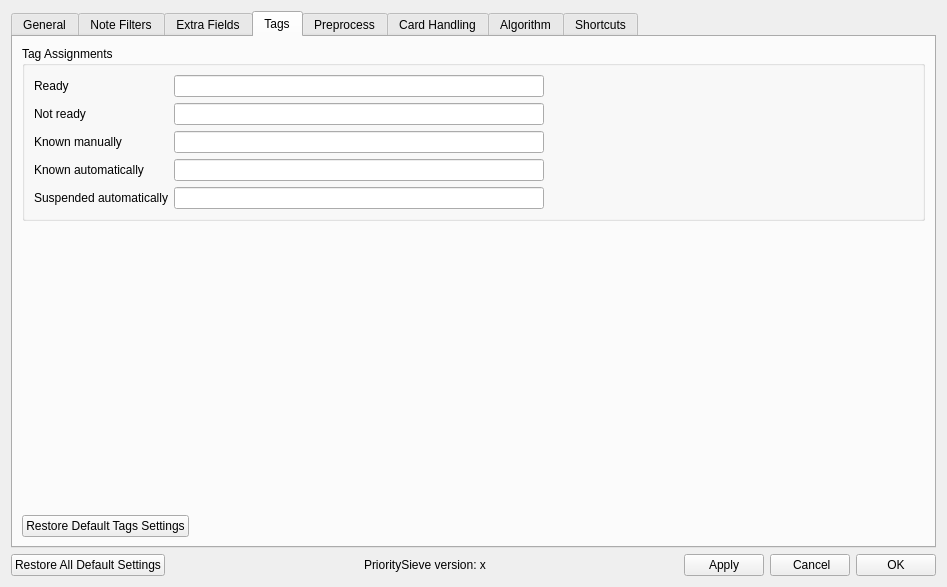
Qt form prioritysieve/ui/settings_dialog.ui (travv0/prioritysieve) before a commit.
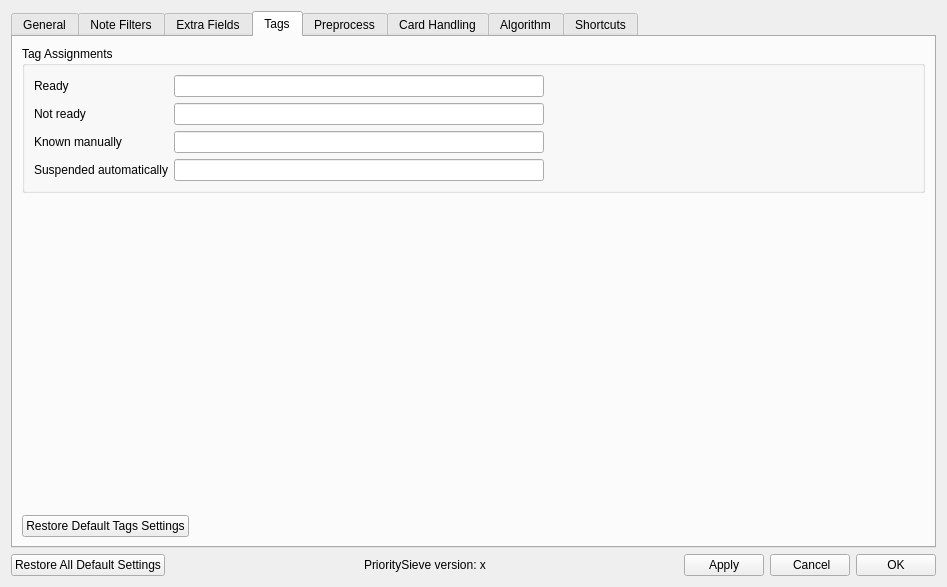
The same form after that commit. The open tabs and pages were chosen to show the change.

Commit message: Remove known automatically tag controls

What changed in the file:
```diff
--- a/prioritysieve/ui/settings_dialog.ui
+++ b/prioritysieve/ui/settings_dialog.ui
@@ -463,12 +463,6 @@
                   </property>
                  </widget>
                 </item>
-                <item>
-                 <widget class="QLabel" name="label_4">
-                  <property name="text">
-                   <string>Known automatically</string></property>
-                 </widget>
-                </item>
                 <item>
                  <widget class="QLabel" name="label_7">
                   <property name="text">
@@ -489,9 +483,6 @@
                 <item>
                  <widget class="QLineEdit" name="tagKnownManuallyLineEdit" />
                 </item>
-                <item>
-                 <widget class="QLineEdit" name="tagKnownAutomaticallyLineEdit" />
-                </item>
                 <item>
                  <widget class="QLineEdit" name="tagSuspendedAutomaticallyLineEdit" />
                 </item>
```
The commit also changes 2 other files.
